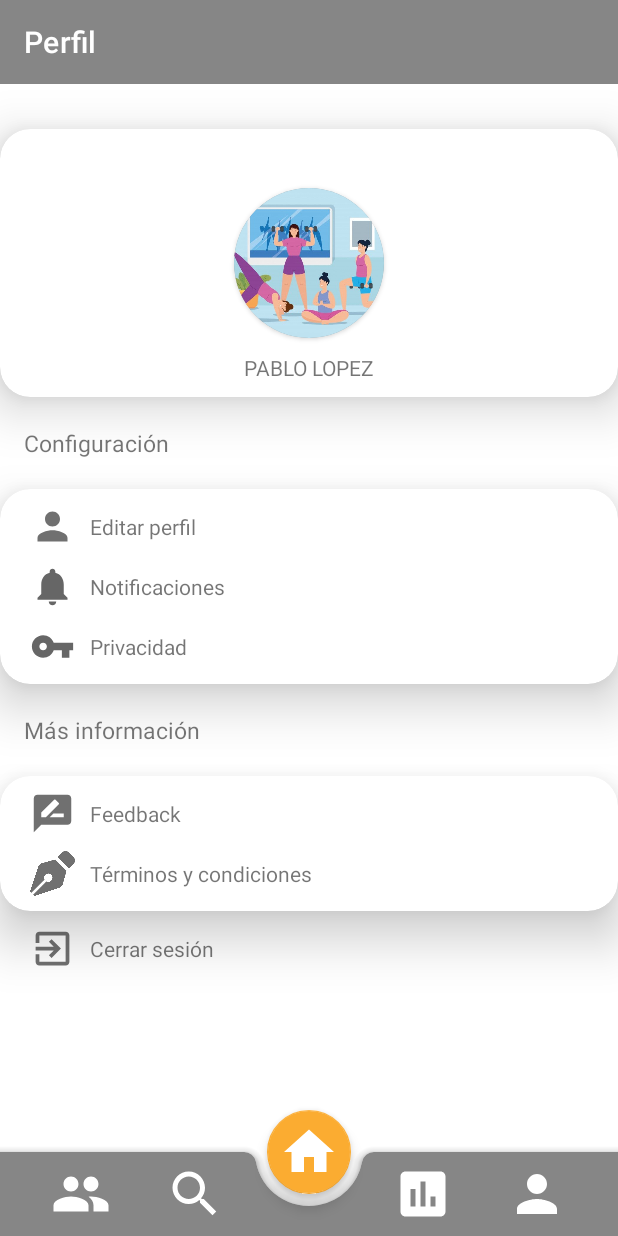
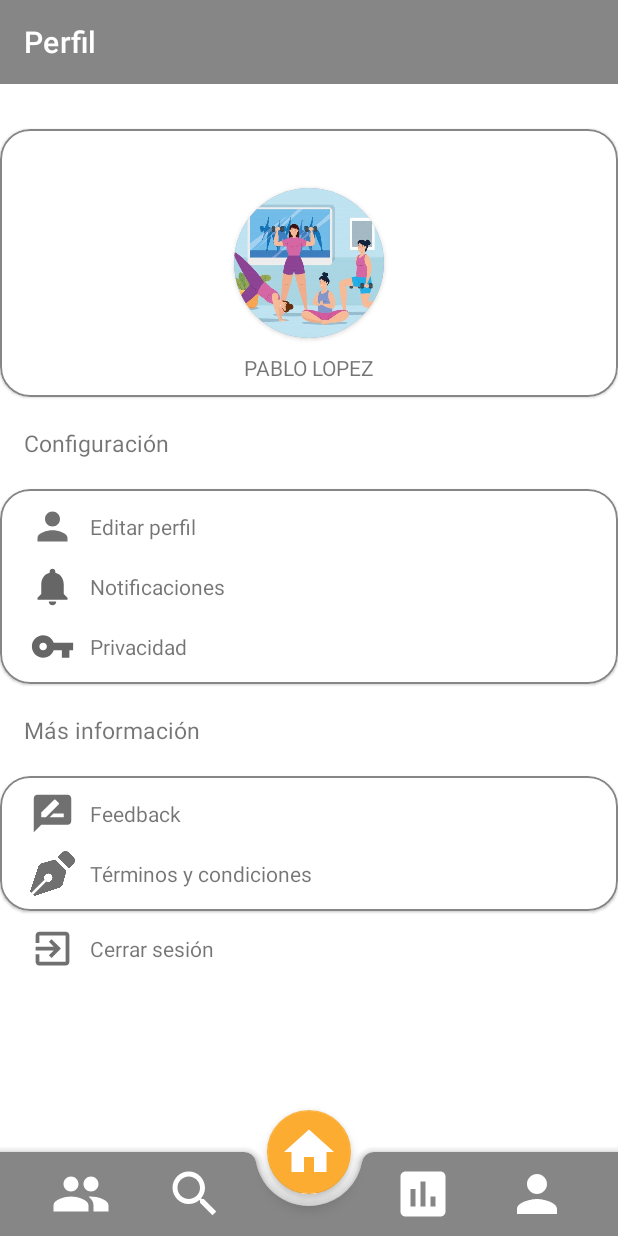
Before and after one commit to RodriguezManuel/getkrackingapp, an Android app: the PerfilFragment screen opened through its navigation route, on a phone screen of 412 x 824 dp. Run offline under Robolectric (Android 15) with nearby library versions, the phone set to English and light mode, and no system bars; our stand-ins replace navigation-ui.

Commit message:
fixes en perfil e inforutina

```diff
--- a/app/src/main/res/layout/excercise_card.xml
+++ b/app/src/main/res/layout/excercise_card.xml
@@ -5,23 +5,22 @@
     android:layout_height="wrap_content"
     xmlns:app="http://schemas.android.com/apk/res-auto">
 
-    <androidx.cardview.widget.CardView
+    <com.google.android.material.card.MaterialCardView
         android:layout_width="345dp"
         android:layout_height="93dp"
-        android:layout_marginTop="68dp"
+        android:layout_marginTop="16dp"
         app:cardBackgroundColor="@color/white"
         app:cardCornerRadius="15dp"
         app:layout_constraintEnd_toEndOf="parent"
         app:layout_constraintStart_toStartOf="parent"
-        app:layout_constraintTop_toTopOf="parent">
+        app:layout_constraintTop_toTopOf="parent"
+        app:strokeColor="@color/primary"
+        app:strokeWidth="1dp">
 
         <androidx.constraintlayout.widget.ConstraintLayout
 
             android:layout_width="match_parent"
             android:layout_height="match_parent">
-
-
-
             <ImageView
                 android:id="@+id/ExcerciseImageInExcercise"
                 android:layout_width="95dp"
@@ -49,7 +48,7 @@
                     android:layout_height="wrap_content"
                     android:layout_marginStart="0dp"
                     android:layout_marginTop="0dp"
-                    android:text="@string/Nombre_In_Excercise_card" />
+                    android:text="@string/name_in_excercise_card" />
 
                 <TextView
                     android:id="@+id/NameValueInExcerciseCard"
@@ -92,5 +91,5 @@
         </androidx.constraintlayout.widget.ConstraintLayout>
 
 
-    </androidx.cardview.widget.CardView>
+    </com.google.android.material.card.MaterialCardView>
 </androidx.constraintlayout.widget.ConstraintLayout>
--- a/app/src/main/res/layout/fragment_perfil.xml
+++ b/app/src/main/res/layout/fragment_perfil.xml
@@ -7,17 +7,26 @@
     android:layout_height="match_parent"
     tools:context=".fragments.PerfilFragment">
 
-    <androidx.cardview.widget.CardView
+    <androidx.core.widget.NestedScrollView
+        android:layout_width="match_parent"
+        android:layout_height="wrap_content"
+        app:layout_constraintTop_toTopOf="parent">
+
+        <androidx.constraintlayout.widget.ConstraintLayout
+            android:layout_width="match_parent"
+            android:layout_height="wrap_content">
+
+            <com.google.android.material.card.MaterialCardView
                 android:id="@+id/PictureCard"
                 android:layout_width="match_parent"
                 android:layout_height="wrap_content"
                 android:layout_marginTop="30dp"
                 app:cardCornerRadius="20dp"
-        app:cardElevation="20dp"
                 app:layout_constraintEnd_toEndOf="parent"
                 app:layout_constraintStart_toStartOf="parent"
-        app:layout_constraintTop_toTopOf="parent">
-
+                app:layout_constraintTop_toTopOf="parent"
+                app:strokeColor="@color/primary"
+                app:strokeWidth="1dp">
 
                 <androidx.constraintlayout.widget.ConstraintLayout
                     android:layout_width="match_parent"
@@ -67,7 +76,7 @@
 
                 </androidx.constraintlayout.widget.ConstraintLayout>
 
-    </androidx.cardview.widget.CardView>
+            </com.google.android.material.card.MaterialCardView>
 
 
             <TextView
@@ -76,20 +85,21 @@
                 android:layout_height="wrap_content"
                 android:layout_marginStart="16dp"
                 android:layout_marginTop="20dp"
-        android:text="Configuración"
+                android:text="@string/configuration"
                 android:textSize="15sp"
                 app:layout_constraintStart_toStartOf="parent"
                 app:layout_constraintTop_toBottomOf="@+id/PictureCard" />
 
-    <androidx.cardview.widget.CardView
+            <com.google.android.material.card.MaterialCardView
                 android:id="@+id/ConfigCard"
                 android:layout_width="match_parent"
                 android:layout_height="wrap_content"
                 android:layout_marginTop="20dp"
                 app:cardCornerRadius="20dp"
-        app:cardElevation="20dp"
                 app:layout_constraintStart_toStartOf="parent"
-        app:layout_constraintTop_toBottomOf="@+id/Configuracion">
+                app:layout_constraintTop_toBottomOf="@+id/Configuracion"
+                app:strokeColor="@color/primary"
+                app:strokeWidth="1dp">
 
                 <androidx.constraintlayout.widget.ConstraintLayout
                     android:layout_width="match_parent"
@@ -104,16 +114,16 @@
                         <TextView
                             android:layout_width="30dp"
                             android:layout_height="30dp"
-                    android:layout_marginLeft="20dp"
+                            android:layout_marginStart="20dp"
                             android:layout_marginTop="10dp"
                             android:background="@drawable/ic_profile" />
 
                         <TextView
                             android:layout_width="wrap_content"
                             android:layout_height="wrap_content"
-                    android:layout_marginLeft="10dp"
+                            android:layout_marginStart="10dp"
                             android:layout_marginTop="15dp"
-                    android:text="Editar perfil" />
+                            android:text="@string/edit_profile" />
 
                     </androidx.appcompat.widget.LinearLayoutCompat>
 
@@ -127,16 +137,16 @@
                         <TextView
                             android:layout_width="30dp"
                             android:layout_height="30dp"
-                    android:layout_marginLeft="20dp"
+                            android:layout_marginStart="20dp"
                             android:layout_marginTop="10dp"
                             android:background="@drawable/ic_baseline_notifications_24" />
 
                         <TextView
                             android:layout_width="wrap_content"
                             android:layout_height="wrap_content"
-                    android:layout_marginLeft="10dp"
+                            android:layout_marginStart="10dp"
                             android:layout_marginTop="15dp"
-                    android:text="Notificaciones" />
+                            android:text="@string/notifications" />
 
                     </androidx.appcompat.widget.LinearLayoutCompat>
 
@@ -150,7 +160,7 @@
                         <TextView
                             android:layout_width="30dp"
                             android:layout_height="30dp"
-                    android:layout_marginLeft="20dp"
+                            android:layout_marginStart="20dp"
                             android:layout_marginTop="10dp"
                             android:layout_marginBottom="10dp"
                             android:background="@drawable/ic_key" />
@@ -158,16 +168,16 @@
                         <TextView
                             android:layout_width="wrap_content"
                             android:layout_height="wrap_content"
-                    android:layout_marginLeft="10dp"
+                            android:layout_marginStart="10dp"
                             android:layout_marginTop="15dp"
-                    android:text="Privacidad" />
+                            android:text="@string/privacy" />
 
                     </androidx.appcompat.widget.LinearLayoutCompat>
 
 
                 </androidx.constraintlayout.widget.ConstraintLayout>
 
-    </androidx.cardview.widget.CardView>
+            </com.google.android.material.card.MaterialCardView>
 
             <androidx.constraintlayout.widget.ConstraintLayout
                 android:layout_width="match_parent"
@@ -182,20 +192,21 @@
                 android:layout_height="wrap_content"
                 android:layout_marginStart="16dp"
                 android:layout_marginTop="20dp"
-        android:text="Más información"
+                android:text="@string/more_information"
                 android:textSize="15sp"
                 app:layout_constraintStart_toStartOf="parent"
                 app:layout_constraintTop_toBottomOf="@+id/ConfigCard" />
 
-    <androidx.cardview.widget.CardView
+            <com.google.android.material.card.MaterialCardView
                 android:id="@+id/MoreInfoCard"
                 android:layout_width="match_parent"
                 android:layout_height="wrap_content"
                 android:layout_marginTop="20dp"
                 app:cardCornerRadius="20dp"
-        app:cardElevation="20dp"
                 app:layout_constraintStart_toStartOf="parent"
-        app:layout_constraintTop_toBottomOf="@+id/MoreInfo">
+                app:layout_constraintTop_toBottomOf="@+id/MoreInfo"
+                app:strokeColor="@color/primary"
+                app:strokeWidth="1dp">
 
                 <androidx.constraintlayout.widget.ConstraintLayout
                     android:layout_width="match_parent"
@@ -210,16 +221,16 @@
                         <TextView
                             android:layout_width="30dp"
                             android:layout_height="30dp"
-                    android:layout_marginLeft="20dp"
+                            android:layout_marginStart="20dp"
                             android:layout_marginTop="10dp"
                             android:background="@drawable/ic_feedback" />
 
                         <TextView
                             android:layout_width="wrap_content"
                             android:layout_height="wrap_content"
-                    android:layout_marginLeft="10dp"
+                            android:layout_marginStart="10dp"
                             android:layout_marginTop="15dp"
-                    android:text="Feedback" />
+                            android:text="@string/feedback" />
 
                     </androidx.appcompat.widget.LinearLayoutCompat>
 
@@ -233,38 +244,24 @@
                         <TextView
                             android:layout_width="30dp"
                             android:layout_height="30dp"
-                    android:layout_marginLeft="20dp"
+                            android:layout_marginStart="20dp"
                             android:layout_marginTop="10dp"
                             android:layout_marginBottom="10dp"
-                    android:background="@drawable/pen_nib"/>
+                            android:background="@drawable/pen_nib" />
 
                         <TextView
                             android:layout_width="wrap_content"
                             android:layout_height="wrap_content"
-                    android:layout_marginLeft="10dp"
+                            android:layout_marginStart="10dp"
                             android:layout_marginTop="15dp"
-                    android:text="Términos y condiciones" />
+                            android:text="@string/terms_and_conditions" />
 
                     </androidx.appcompat.widget.LinearLayoutCompat>
-
-
                 </androidx.constraintlayout.widget.ConstraintLayout>
-
-        <androidx.constraintlayout.widget.ConstraintLayout
-            android:layout_width="match_parent"
-            android:layout_height="wrap_content"
-            app:layout_constraintTop_toBottomOf="@id/MoreInfoCard">
-
-        </androidx.constraintlayout.widget.ConstraintLayout>
-
-
-
-
-
-    </androidx.cardview.widget.CardView>
+            </com.google.android.material.card.MaterialCardView>
 
             <androidx.appcompat.widget.LinearLayoutCompat
-        android:id="@+id/LogoutCopat"
+                android:id="@+id/LogoutCompat"
                 android:layout_width="match_parent"
                 android:layout_height="wrap_content"
                 app:layout_constraintTop_toBottomOf="@+id/MoreInfoCard">
@@ -272,7 +269,7 @@
                 <TextView
                     android:layout_width="30dp"
                     android:layout_height="30dp"
-            android:layout_marginLeft="20dp"
+                    android:layout_marginStart="20dp"
                     android:layout_marginTop="10dp"
                     android:layout_marginBottom="10dp"
                     android:background="@drawable/ic_exit" />
@@ -280,11 +277,17 @@
                 <TextView
                     android:layout_width="match_parent"
                     android:layout_height="wrap_content"
+                    android:layout_marginStart="10dp"
                     android:layout_marginTop="15dp"
-            android:layout_marginLeft="10dp"
-            android:text="Cerrar sesión" />
+                    android:text="@string/logout" />
 
             </androidx.appcompat.widget.LinearLayoutCompat>
 
-
+            <!--            PLACEHOLDER PARA QUE NO SE TAPE LA ULTIMA RUTINA-->
+            <TextView
+                android:layout_width="match_parent"
+                android:layout_height="60dp"
+                app:layout_constraintTop_toBottomOf="@+id/LogoutCompat" />
         </androidx.constraintlayout.widget.ConstraintLayout>
+    </androidx.core.widget.NestedScrollView>
+</androidx.constraintlayout.widget.ConstraintLayout>
--- a/app/src/main/res/values/strings.xml
+++ b/app/src/main/res/values/strings.xml
@@ -44,7 +44,15 @@
     <string name="third_category_recomended_routines">Elongacion</string>
     <string name="imagen_descriptiva_de_la_rutina">Imagen descriptiva de la rutina</string>
     <string name="buttonstart_routine_string">¡Empezar!</string>
-    <string name="Nombre_In_Excercise_card">Nombre:</string>
+    <string name="name_in_excercise_card">Nombre:</string>
     <string name="cantidad">Cantidad:</string>
     <string name="imagen_ilustrativa_del_ejercicio">Imagen ilustrativa del ejercicio</string>
+    <string name="logout">Cerrar sesión</string>
+    <string name="terms_and_conditions">Términos y condiciones</string>
+    <string name="feedback">Feedback</string>
+    <string name="more_information">Más información</string>
+    <string name="privacy">Privacidad</string>
+    <string name="notifications">Notificaciones</string>
+    <string name="edit_profile">Editar perfil</string>
+    <string name="configuration">Configuración</string>
 </resources>
```
Lines whose indentation alone changed are shown as unchanged.
